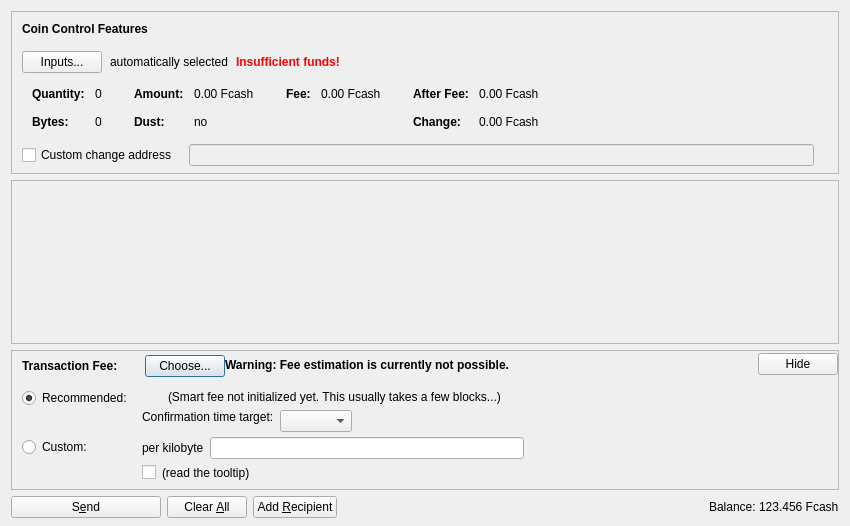
First picture: the form in src/qt/forms/sendcoinsdialog.ui, repository fcash-project/fcash-core, before the edit.
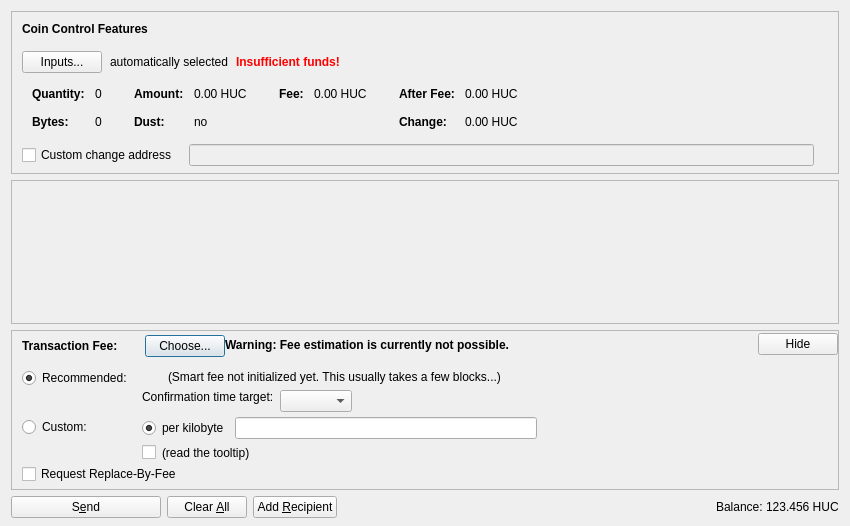
Second picture: the form after the edit. Icons and pictures are not drawn. Custom widgets are drawn as their Qt base class.

Diff of the .ui file:
```diff
--- a/src/qt/forms/sendcoinsdialog.ui
+++ b/src/qt/forms/sendcoinsdialog.ui
@@ -324,7 +324,7 @@
                   <enum>Qt::ActionsContextMenu</enum>
                  </property>
                  <property name="text">
-                  <string notr="true">0.00 Fcash</string>
+                  <string notr="true">0.00 HUC</string>
                  </property>
                  <property name="textInteractionFlags">
                   <set>Qt::LinksAccessibleByMouse|Qt::TextSelectableByKeyboard|Qt::TextSelectableByMouse</set>
@@ -404,7 +404,7 @@
                   <enum>Qt::ActionsContextMenu</enum>
                  </property>
                  <property name="text">
-                  <string notr="true">0.00 Fcash</string>
+                  <string notr="true">0.00 HUC</string>
                  </property>
                  <property name="textInteractionFlags">
                   <set>Qt::LinksAccessibleByMouse|Qt::TextSelectableByKeyboard|Qt::TextSelectableByMouse</set>
@@ -455,7 +455,7 @@
                   <enum>Qt::ActionsContextMenu</enum>
                  </property>
                  <property name="text">
-                  <string notr="true">0.00 Fcash</string>
+                  <string notr="true">0.00 HUC</string>
                  </property>
                  <property name="textInteractionFlags">
                   <set>Qt::LinksAccessibleByMouse|Qt::TextSelectableByKeyboard|Qt::TextSelectableByMouse</set>
@@ -484,7 +484,7 @@
                   <enum>Qt::ActionsContextMenu</enum>
                  </property>
                  <property name="text">
-                  <string notr="true">0.00 Fcash</string>
+                  <string notr="true">0.00 HUC</string>
                  </property>
                  <property name="textInteractionFlags">
                   <set>Qt::LinksAccessibleByMouse|Qt::TextSelectableByKeyboard|Qt::TextSelectableByMouse</set>
@@ -846,13 +846,19 @@
                <item>
                 <layout class="QHBoxLayout" name="horizontalLayoutFee13">
                  <item>
-                  <widget class="QLabel" name="labelCustomPerKilobyte">
+                  <widget class="QRadioButton" name="radioCustomPerKilobyte">
                    <property name="toolTip">
                     <string>If the custom fee is set to 1000 satoshis and the transaction is only 250 bytes, then &quot;per kilobyte&quot; only pays 250 satoshis in fee, while &quot;total at least&quot; pays 1000 satoshis. For transactions bigger than a kilobyte both pay by kilobyte.</string>
                    </property>
                    <property name="text">
                     <string>per kilobyte</string>
                    </property>
+                   <property name="checked">
+                    <bool>true</bool>
+                   </property>
+                   <attribute name="buttonGroup">
+                    <string notr="true">groupCustomFee</string>
+                   </attribute>
                   </widget>
                  </item>
                  <item>
@@ -1105,6 +1111,16 @@
              </item>
             </layout>
            </item>
+           <item>
+            <widget class="QCheckBox" name="optInRBF">
+             <property name="text">
+              <string>Request Replace-By-Fee</string>
+             </property>
+             <property name="toolTip">
+              <string>Indicates that the sender may wish to replace this transaction with a new one paying higher fees (prior to being confirmed).</string>
+             </property>
+            </widget>
+           </item>
           </layout>
          </widget>
         </item>
@@ -1237,7 +1253,7 @@
           <cursorShape>IBeamCursor</cursorShape>
          </property>
          <property name="text">
-          <string notr="true">123.456 Fcash</string>
+          <string notr="true">123.456 HUC</string>
          </property>
          <property name="textInteractionFlags">
           <set>Qt::LinksAccessibleByMouse|Qt::TextSelectableByKeyboard|Qt::TextSelectableByMouse</set>
```
Left out of the diff: 5 changed lines with no effect on the pictures.
